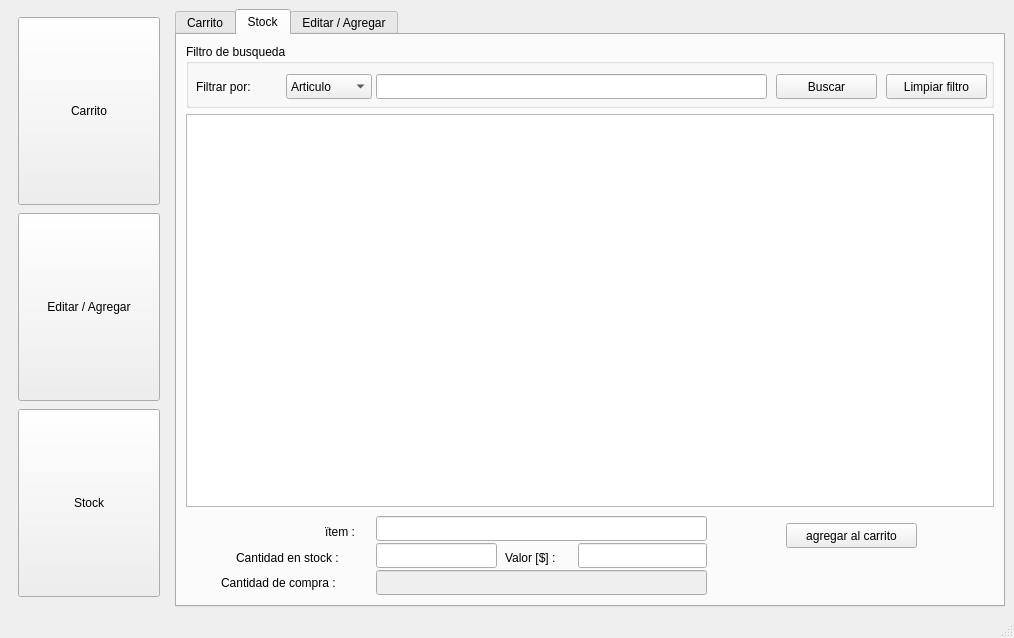
Qt form StockCoco/mainwindow.ui (Lucho431/StockCoco_Qt) before a commit.
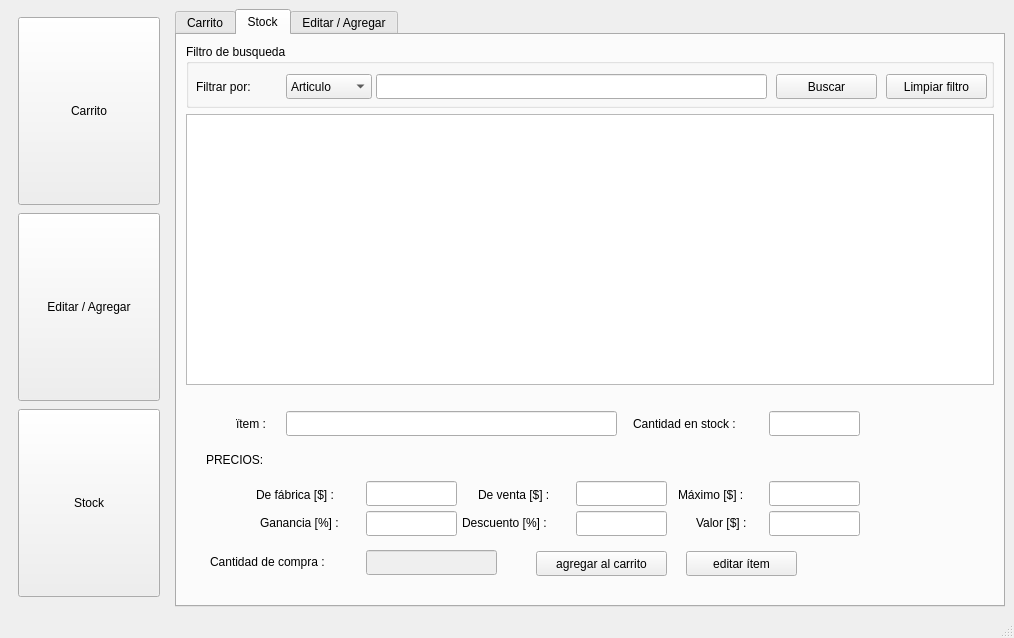
The same form after that commit.

Commit message: mejoras en la parte visual y comienzo de la ventana Editar

What changed in the file:
```diff
--- a/StockCoco/mainwindow.ui
+++ b/StockCoco/mainwindow.ui
@@ -367,7 +367,7 @@
           <property name="minimumSize">
            <size>
             <width>0</width>
-            <height>83</height>
+            <height>205</height>
            </size>
           </property>
           <property name="frameShape">
@@ -379,8 +379,8 @@
           <widget class="QPushButton" name="btnAddCarrito">
            <property name="geometry">
             <rect>
-             <x>600</x>
-             <y>10</y>
+             <x>350</x>
+             <y>160</y>
              <width>131</width>
              <height>25</height>
             </rect>
@@ -392,8 +392,8 @@
           <widget class="QLabel" name="lblItem">
            <property name="geometry">
             <rect>
-             <x>139</x>
-             <y>10</y>
+             <x>50</x>
+             <y>24</y>
              <width>41</width>
              <height>17</height>
             </rect>
@@ -405,8 +405,8 @@
           <widget class="QLabel" name="lblValor">
            <property name="geometry">
             <rect>
-             <x>319</x>
-             <y>36</y>
+             <x>510</x>
+             <y>123</y>
              <width>71</width>
              <height>17</height>
             </rect>
@@ -418,8 +418,8 @@
           <widget class="QLabel" name="lblCantStock">
            <property name="geometry">
             <rect>
-             <x>50</x>
-             <y>36</y>
+             <x>447</x>
+             <y>24</y>
              <width>131</width>
              <height>17</height>
             </rect>
@@ -431,8 +431,8 @@
           <widget class="QLineEdit" name="edtTxtItem">
            <property name="geometry">
             <rect>
-             <x>190</x>
-             <y>3</y>
+             <x>100</x>
+             <y>20</y>
              <width>331</width>
              <height>25</height>
             </rect>
@@ -450,9 +450,9 @@
           <widget class="QLineEdit" name="edtTxtValor">
            <property name="geometry">
             <rect>
-             <x>392</x>
-             <y>30</y>
-             <width>129</width>
+             <x>583</x>
+             <y>120</y>
+             <width>91</width>
              <height>25</height>
             </rect>
            </property>
@@ -463,9 +463,9 @@
           <widget class="QLineEdit" name="edtTxtCantStock">
            <property name="geometry">
             <rect>
-             <x>190</x>
-             <y>30</y>
-             <width>121</width>
+             <x>583</x>
+             <y>20</y>
+             <width>91</width>
              <height>25</height>
             </rect>
            </property>
@@ -479,9 +479,9 @@
            </property>
            <property name="geometry">
             <rect>
-             <x>190</x>
-             <y>57</y>
-             <width>331</width>
+             <x>180</x>
+             <y>159</y>
+             <width>131</width>
              <height>25</height>
             </rect>
            </property>
@@ -489,8 +489,8 @@
           <widget class="QLabel" name="lblCant">
            <property name="geometry">
             <rect>
-             <x>35</x>
-             <y>60</y>
+             <x>24</x>
+             <y>161</y>
              <width>151</width>
              <height>20</height>
             </rect>
@@ -502,7 +502,7 @@
           <widget class="QLabel" name="lblAviso">
            <property name="geometry">
             <rect>
-             <x>550</x>
+             <x>540</x>
              <y>60</y>
              <width>251</width>
              <height>17</height>
@@ -512,6 +512,162 @@
             <string/>
            </property>
           </widget>
+          <widget class="QLabel" name="lblTituloPrecios">
+           <property name="geometry">
+            <rect>
+             <x>20</x>
+             <y>60</y>
+             <width>67</width>
+             <height>17</height>
+            </rect>
+           </property>
+           <property name="text">
+            <string>PRECIOS:</string>
+           </property>
+          </widget>
+          <widget class="QLabel" name="lblDeFabrica">
+           <property name="geometry">
+            <rect>
+             <x>70</x>
+             <y>95</y>
+             <width>101</width>
+             <height>17</height>
+            </rect>
+           </property>
+           <property name="text">
+            <string>De fábrica [$] : </string>
+           </property>
+          </widget>
+          <widget class="QLabel" name="lblDeVenta">
+           <property name="geometry">
+            <rect>
+             <x>292</x>
+             <y>95</y>
+             <width>91</width>
+             <height>17</height>
+            </rect>
+           </property>
+           <property name="text">
+            <string>De venta [$] :</string>
+           </property>
+          </widget>
+          <widget class="QLabel" name="lblMaximo">
+           <property name="geometry">
+            <rect>
+             <x>492</x>
+             <y>95</y>
+             <width>91</width>
+             <height>17</height>
+            </rect>
+           </property>
+           <property name="text">
+            <string>Máximo [$] :</string>
+           </property>
+          </widget>
+          <widget class="QLineEdit" name="edtTxtDeFabrica">
+           <property name="geometry">
+            <rect>
+             <x>180</x>
+             <y>90</y>
+             <width>91</width>
+             <height>25</height>
+            </rect>
+           </property>
+           <property name="readOnly">
+            <bool>true</bool>
+           </property>
+          </widget>
+          <widget class="QLineEdit" name="edtTxtMaximo">
+           <property name="geometry">
+            <rect>
+             <x>583</x>
+             <y>90</y>
+             <width>91</width>
+             <height>25</height>
+            </rect>
+           </property>
+           <property name="readOnly">
+            <bool>true</bool>
+           </property>
+          </widget>
+          <widget class="QLineEdit" name="edtTxtDeVenta">
+           <property name="geometry">
+            <rect>
+             <x>390</x>
+             <y>90</y>
+             <width>91</width>
+             <height>25</height>
+            </rect>
+           </property>
+           <property name="readOnly">
+            <bool>true</bool>
+           </property>
+          </widget>
+          <widget class="QLabel" name="lblGanancia">
+           <property name="geometry">
+            <rect>
+             <x>74</x>
+             <y>123</y>
+             <width>101</width>
+             <height>17</height>
+            </rect>
+           </property>
+           <property name="text">
+            <string>Ganancia [%] : </string>
+           </property>
+          </widget>
+          <widget class="QLabel" name="lblDesc">
+           <property name="geometry">
+            <rect>
+             <x>276</x>
+             <y>123</y>
+             <width>111</width>
+             <height>17</height>
+            </rect>
+           </property>
+           <property name="text">
+            <string>Descuento [%] : </string>
+           </property>
+          </widget>
+          <widget class="QLineEdit" name="edtTxtGanancia">
+           <property name="geometry">
+            <rect>
+             <x>180</x>
+             <y>120</y>
+             <width>91</width>
+             <height>25</height>
+            </rect>
+           </property>
+           <property name="readOnly">
+            <bool>true</bool>
+           </property>
+          </widget>
+          <widget class="QLineEdit" name="edtTxtDescuento">
+           <property name="geometry">
+            <rect>
+             <x>390</x>
+             <y>120</y>
+             <width>91</width>
+             <height>25</height>
+            </rect>
+           </property>
+           <property name="readOnly">
+            <bool>true</bool>
+           </property>
+          </widget>
+          <widget class="QPushButton" name="btnEditarItem">
+           <property name="geometry">
+            <rect>
+             <x>500</x>
+             <y>160</y>
+             <width>111</width>
+             <height>25</height>
+            </rect>
+           </property>
+           <property name="text">
+            <string>editar ítem</string>
+           </property>
+          </widget>
          </widget>
         </item>
        </layout>
```
Left out of the diff: 146 changed lines with no effect on the pictures. The commit also changes 10 other files.
